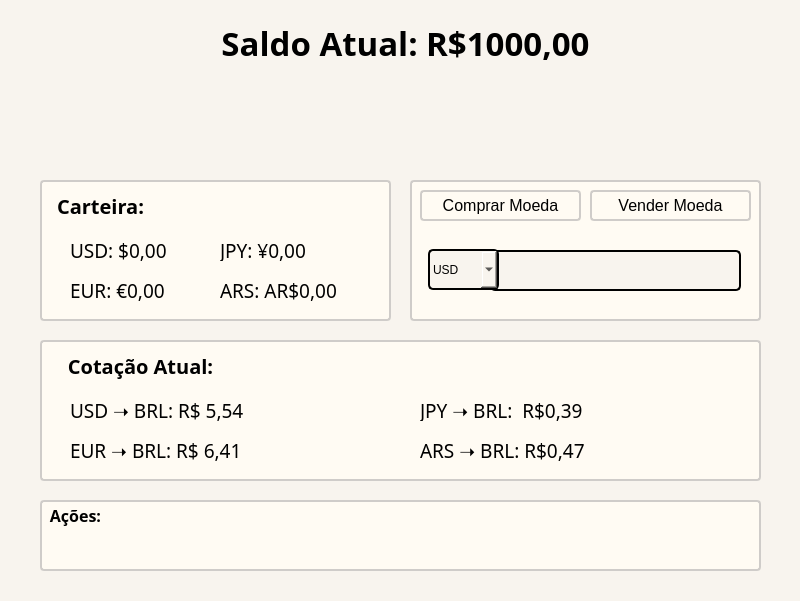
Before: the Qt Designer form trader/Trader virtual.ui in luacarlos/Conversor-de-moedas, drawn with Qt 5.
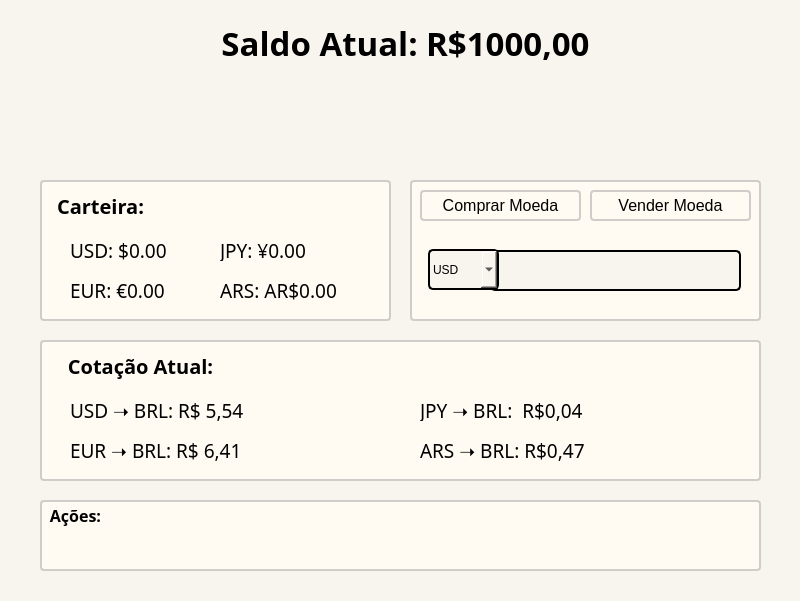
After: the same form once the commit is applied.

The edit to the form file:
```diff
--- a/trader/Trader virtual.ui
+++ b/trader/Trader virtual.ui
@@ -127,7 +127,7 @@
      <string notr="true"> background-color: transparent;</string>
     </property>
     <property name="text">
-     <string>USD: $0,00</string>
+     <string>USD: $0.00</string>
     </property>
    </widget>
    <widget class="QLabel" name="label_3">
@@ -150,7 +150,7 @@
      <string notr="true"> background-color: transparent;</string>
     </property>
     <property name="text">
-     <string>EUR: €0,00</string>
+     <string>EUR: €0.00</string>
     </property>
    </widget>
    <widget class="QLabel" name="label_4">
@@ -173,7 +173,7 @@
      <string notr="true"> background-color: transparent;</string>
     </property>
     <property name="text">
-     <string>JPY: ¥0,00</string>
+     <string>JPY: ¥0.00</string>
     </property>
    </widget>
    <widget class="QLabel" name="label_5">
@@ -196,7 +196,7 @@
      <string notr="true"> background-color: transparent;</string>
     </property>
     <property name="text">
-     <string>ARS: AR$0,00</string>
+     <string>ARS: AR$0.00</string>
     </property>
    </widget>
    <widget class="QLabel" name="label_6">
@@ -258,7 +258,7 @@
      <string notr="true"> background-color: transparent;</string>
     </property>
     <property name="text">
-     <string>JPY ➝ BRL:  R$0,39</string>
+     <string>JPY ➝ BRL:  R$0,04</string>
     </property>
    </widget>
    <widget class="QLabel" name="Titulo_cotacaoAtual">
```
Left out of the diff: 16 changed lines with no effect on the pictures.
